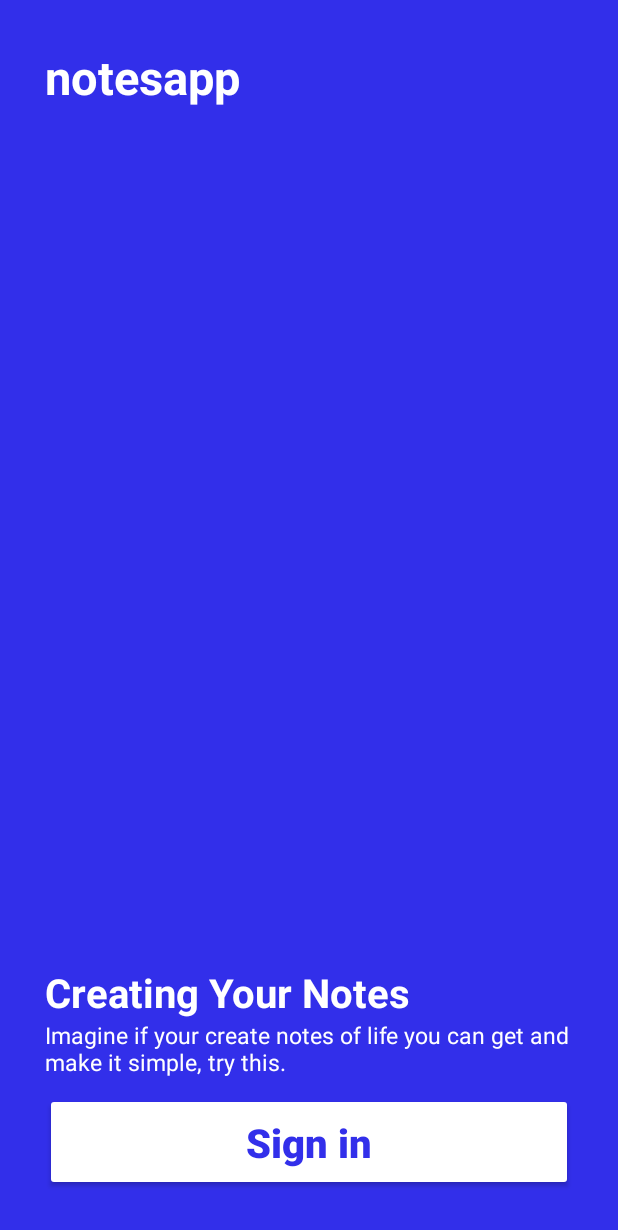
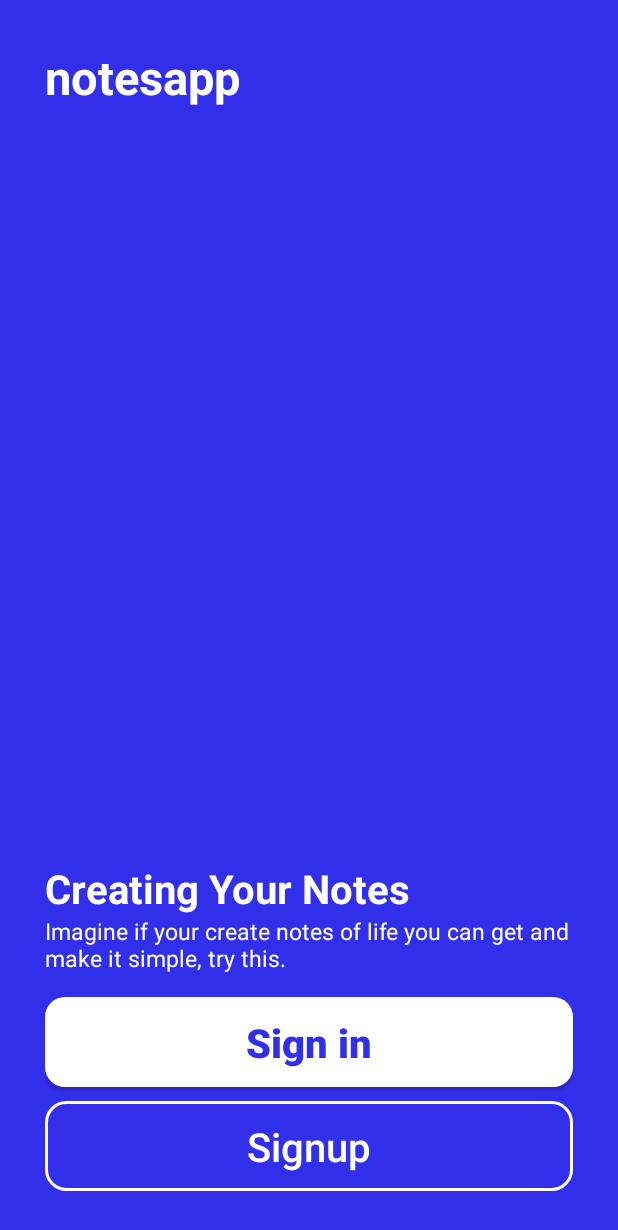
Before and after one commit to statemain/Aplikasi-Notepad-Android, an Android app: the screen it shows after launch (WelcomeActivity), on a phone screen of 412 x 824 dp. Shown: the top 1230 px of the screen. Run offline under Robolectric (Android 15) with nearby library versions, the light colour scheme and no system bars.

Commit message:
Update style for button borderred and radius set in welcome activity

```diff
--- /dev/null
+++ b/app/notesapp/app/src/main/res/drawable/background_bt.xml
@@ -0,0 +1,4 @@
+<shape xmlns:android="http://schemas.android.com/apk/res/android" android:shape="rectangle">
+    <solid android:color="#FFFFFF" />
+    <corners android:radius="13dp" />
+</shape>
--- /dev/null
+++ b/app/notesapp/app/src/main/res/drawable/bordered_bt.xml
@@ -0,0 +1,10 @@
+<?xml version="1.0" encoding="utf-8"?>
+<selector xmlns:android="http://schemas.android.com/apk/res/android">
+    <item>
+        <shape android:shape="rectangle">
+            <solid android:color="#00FFFFFF" />
+            <stroke android:width="2dp" android:color="#fff" />
+            <corners android:radius="13dp" />
+        </shape>
+    </item>
+</selector>
--- a/app/notesapp/app/src/main/res/layout/activity_welcome.xml
+++ b/app/notesapp/app/src/main/res/layout/activity_welcome.xml
@@ -17,6 +17,7 @@
             android:layout_height="wrap_content"
             android:text="notesapp"
             android:textStyle="bold"
+            android:gravity=""
             android:textColor="#ffff"
             android:textSize="14pt"/>
 
@@ -51,7 +52,7 @@
             </LinearLayout>
 
             <LinearLayout
-                android:layout_marginTop="10dp"
+                android:layout_marginTop="15dp"
                 android:layout_below="@+id/top"
                 android:id="@+id/bottom"
                 android:layout_width="match_parent"
@@ -59,7 +60,7 @@
                 android:orientation="vertical">
 
                 <Button
-                    android:backgroundTint="#ffff"
+                    android:background="@drawable/background_bt"
                     android:layout_width="match_parent"
                     android:text="Sign in"
                     android:textStyle="bold"
@@ -67,7 +68,17 @@
                     android:textAllCaps="false"
                     android:textSize="12pt"
                     android:textColor="#322FEA"
-                    android:layout_height="65dp"/>
+                    android:layout_height="60dp"/>
+
+                <Button
+                    android:layout_marginTop="9dp"
+                    android:background="@drawable/bordered_bt"
+                    android:layout_width="match_parent"
+                    android:text="Signup"
+                    android:textAllCaps="false"
+                    android:textColor="#fff"
+                    android:textSize="12pt"
+                    android:layout_height="60dp"/>
 
             </LinearLayout>
 
```
